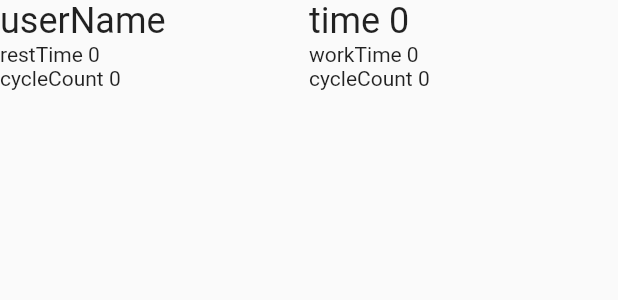
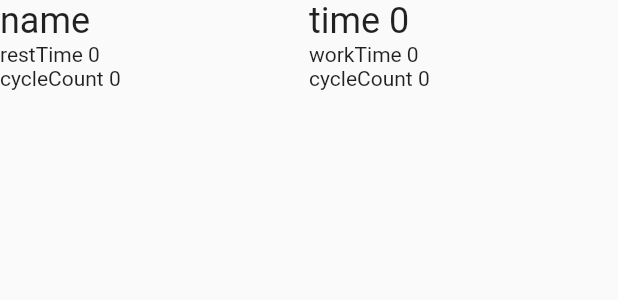
Before and after one commit to ivanlardis/Flutter, a Flutter app: the HistoryWidget widget shown alone on an empty page, opened directly with empty values, on a phone screen of 412 x 824 dp. Shown: the top 300 px of the screen. Run offline on Flutter 3.47's test engine with Material 2 defaults, Android fonts, the phone set to English and light mode, and no system bars; our stand-ins replace rxdart, shared_preferences, sqflite; accounts and stored records are empty; network calls fail.

Commit message:
правки

```diff
--- a/lib/presentation/HistoryView.dart
+++ b/lib/presentation/HistoryView.dart
@@ -81,7 +81,7 @@ class HistoryState extends State<HistoryWidget> {
       children: <TableRow>[
         new TableRow(children: <Widget>[
           new Text(
-            "userName ${_modelTimer.userName}",
+            "name ${_modelTimer.name}",
             style: TextStyle(fontSize: 24.0),
           ),
           new Text("time ${_modelTimer.time}",
--- a/lib/presentation/Models.dart
+++ b/lib/presentation/Models.dart
@@ -12,12 +12,53 @@ class ModelTimer {
 }
 
 class ModelHistory   {
-  String userName = "";
+  String name = "";
   int time = 0;
   int workTime = 0;
   int setCount = 0;
   int restTime = 0;
   int cycleCount = 0;
+
+
+  @override
+  bool operator ==(Object other) =>
+      identical(this, other) ||
+          other is ModelHistory &&
+              runtimeType == other.runtimeType &&
+              name == other.name &&
+              time == other.time &&
+              workTime == other.workTime &&
+              setCount == other.setCount &&
+              restTime == other.restTime &&
+              cycleCount == other.cycleCount;
+
+  @override
+  int get hashCode =>
+      name.hashCode ^
+      time.hashCode ^
+      workTime.hashCode ^
+      setCount.hashCode ^
+      restTime.hashCode ^
+      cycleCount.hashCode;
+
+  ModelHistory({this.name, this.time, this.workTime, this.setCount,
+      this.restTime, this.cycleCount});
+
+
+
+
+
+  factory ModelHistory.fromJson(Map<String, dynamic> json) {
+    return ModelHistory(
+      name: json['name'],
+      time: json['time'],
+      workTime: json['workTime'],
+      setCount: json['setCount'],
+      restTime: json['restTime'],
+      cycleCount: json['cycleCount']
+    );
+  }
+
 }
 
 
--- a/lib/presentation/TrainingPresenter.dart
+++ b/lib/presentation/TrainingPresenter.dart
@@ -1,6 +1,7 @@
 import 'dart:async';
 
 import 'package:flutter_app/domain/BussinesFormul.dart';
+import 'package:flutter_app/presentation/Data.dart';
 import 'package:flutter_app/presentation/Models.dart';
 import 'package:rxdart/rxdart.dart';
 import 'package:shared_preferences/shared_preferences.dart';
@@ -20,6 +21,8 @@ class TrainingPresenter {
   StreamSubscription subscription;
 
   void startTrain() {
+
+
     SharedPreferences.getInstance().asStream()
         .listen((shar) => calculate(shar));
   }
--- a/lib/utils/Prefs.dart
+++ b/lib/utils/Prefs.dart
@@ -2,6 +2,7 @@
 
 enum Prefs{
 
+  NAME  ,
   PREPARATION_TIME  ,
 WORK_TIME ,
 REST_TIME  ,
--- a/pubspec.yaml
+++ b/pubspec.yaml
@@ -9,7 +9,9 @@ dependencies:
   # Use with the CupertinoIcons class for iOS style icons.
   cupertino_icons: ^0.1.0
   shared_preferences: "^0.4.1"
+  http: "^0.11.3+16"
   rxdart: "^0.16.7"
+  sqflite: any
 dev_dependencies:
   flutter_test:
     sdk: flutter
```
Also changed, not shown: lib/domain/BussinesFormul.dart (+21 -17 lines), lib/main.dart (+5 -2 lines), lib/presentation/Data.dart (added, +79 -0 lines), lib/presentation/HistoryPresenter.dart (+27 -23 lines), pubspec.lock.
